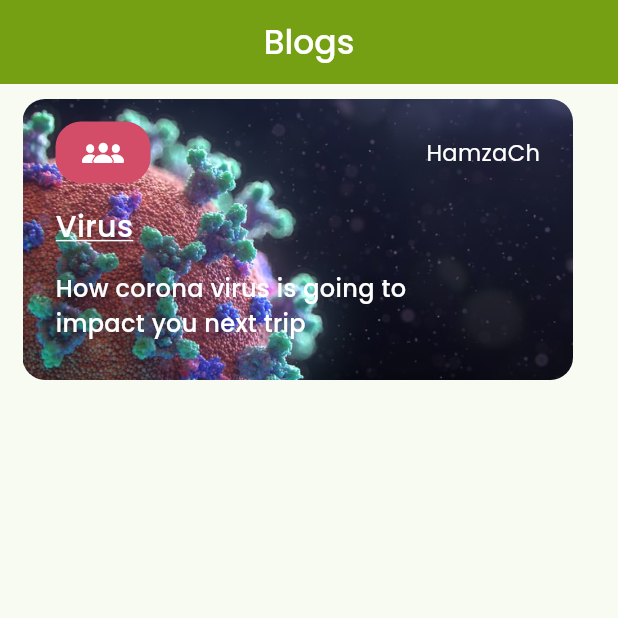
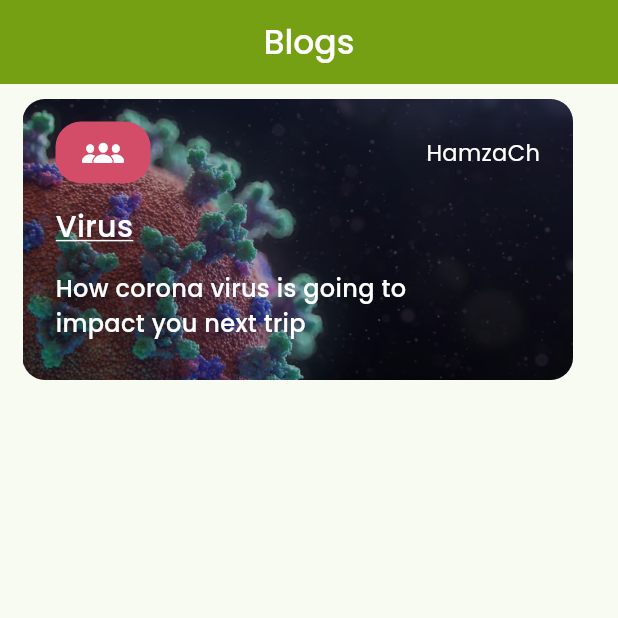
Before and after one commit to HAMZA-CH420/Acaste, a Flutter app: the BlogScreen screen opened directly, on a phone screen of 412 x 824 dp, the top half of it. Run offline on Flutter 3.47's test engine with Material 3 defaults, Android fonts, the phone set to English and light mode, and no system bars; our stand-ins replace google_fonts, iconsax.

Commit message:
minor changes

```diff
--- a/lib/Features/BlogScreen/widgets/updates.dart
+++ b/lib/Features/BlogScreen/widgets/updates.dart
@@ -63,11 +63,18 @@ class _UpdatesState extends State<Updates> {
     return Stack(children: [
       Container(
         margin: EdgeInsets.only(right: 15),
-        padding: EdgeInsets.symmetric(horizontal: 22, vertical: 15),
         decoration: BoxDecoration(
           borderRadius: BorderRadius.circular(15),
           image: DecorationImage(
               image: AssetImage("assets/images/$image"), fit: BoxFit.cover),
+        ),
+      ),
+      Container(
+        margin: EdgeInsets.only(right: 15),
+        padding: EdgeInsets.symmetric(horizontal: 22, vertical: 15),
+        decoration: BoxDecoration(
+          color: Colors.black.withOpacity(0.35),
+          borderRadius: BorderRadius.circular(15),
         ),
         child: Column(
           crossAxisAlignment: CrossAxisAlignment.start,
```
